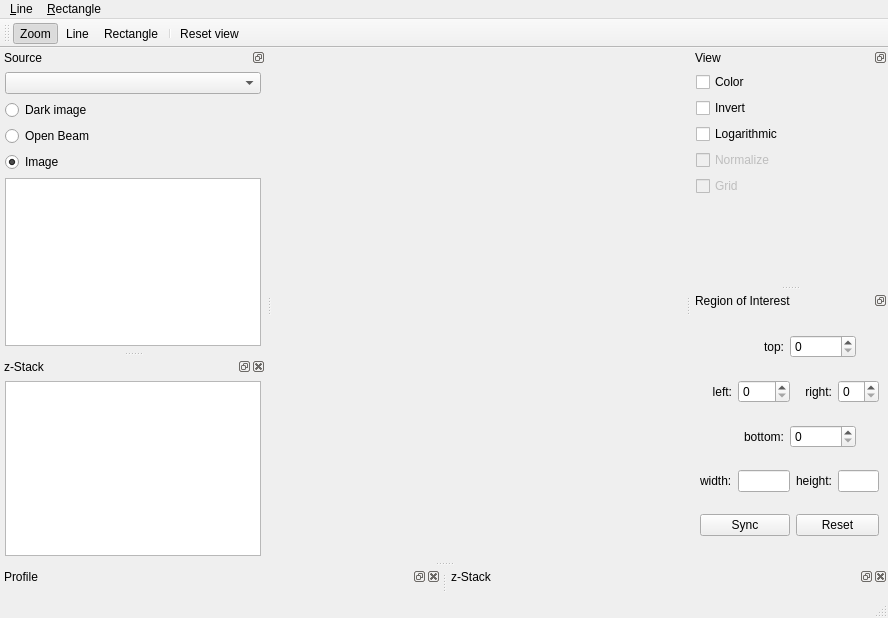
This is pydemo/demo.ui in dejfh/nicos-livewidget-ng as Qt 5 draws it before an edit. The edited form follows.
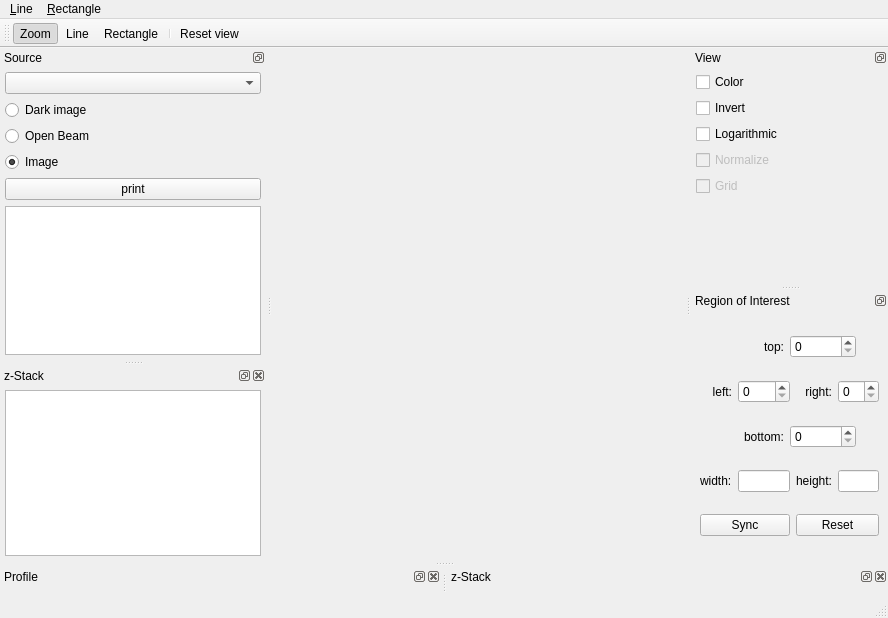
This is the edited form. Icons and pictures are not drawn.

The edit to the form file:
```diff
--- a/pydemo/demo.ui
+++ b/pydemo/demo.ui
@@ -113,6 +113,13 @@
        </property>
       </widget>
      </item>
+     <item>
+      <widget class="QPushButton" name="btnPrint">
+       <property name="text">
+        <string>print</string>
+       </property>
+      </widget>
+     </item>
      <item>
       <widget class="QListWidget" name="listSourceFiles"/>
      </item>
```
Left out of the diff: 6 changed lines with no effect on the pictures.
